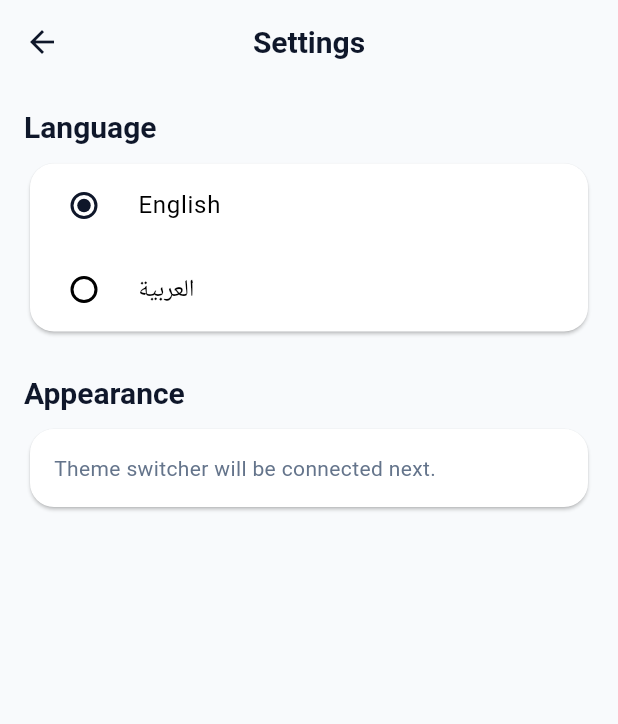
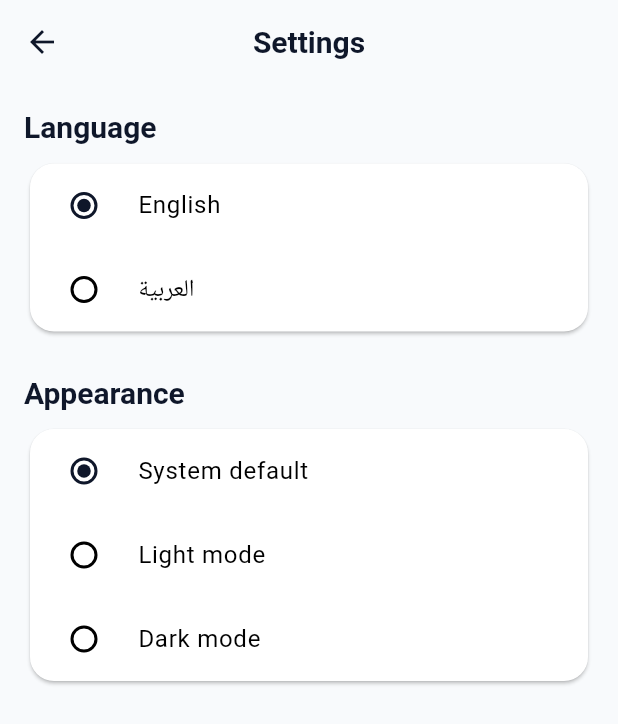
Before and after one commit to OdehMohamed/techno-staff, a Flutter app: the SettingsScreen screen opened by its route, on a phone screen of 412 x 824 dp. Shown: the top 724 px of the screen. Run offline on Flutter 3.47's test engine with Material 3 defaults, Android fonts, the phone set to English and light mode, and no system bars; our stand-ins replace easy_localization, flutter_bloc.

Commit message:
feat(settings): add theme switching with ThemeCubit

```diff
--- a/assets/translations/ar.json
+++ b/assets/translations/ar.json
@@ -10,5 +10,8 @@
   "starting_dashboard_message": "هذه هي الشاشة الأولية للوحة التحكم.",
   "settings": "الإعدادات",
   "language": "اللغة",
-  "appearance": "المظهر"
+  "appearance": "المظهر",
+  "system_default": "افتراضي النظام",
+  "light_mode": "الوضع الفاتح",
+  "dark_mode": "الوضع الداكن"
 }
--- a/assets/translations/en.json
+++ b/assets/translations/en.json
@@ -10,5 +10,8 @@
   "starting_dashboard_message": "This is the starting dashboard screen.",
   "settings": "Settings",
   "language": "Language",
-  "appearance": "Appearance"
+  "appearance": "Appearance",
+  "system_default": "System default",
+  "light_mode": "Light mode",
+  "dark_mode": "Dark mode"
 }
--- a/lib/app/app.dart
+++ b/lib/app/app.dart
@@ -1,22 +1,41 @@
-import 'package:flutter_localizations/flutter_localizations.dart';
 import 'package:easy_localization/easy_localization.dart';
 import 'package:flutter/material.dart';
+import 'package:flutter_bloc/flutter_bloc.dart';
+import 'package:flutter_localizations/flutter_localizations.dart';
 import '../core/constants/app_strings.dart';
 import '../core/routes/app_router.dart';
 import '../core/routes/route_names.dart';
 import '../core/theme/app_theme.dart';
+import '../core/theme/cubit/theme_cubit.dart';
+import '../core/theme/cubit/theme_state.dart';
 
 class TechnoStaffApp extends StatelessWidget {
   const TechnoStaffApp({super.key});
 
   @override
   Widget build(BuildContext context) {
+    return BlocBuilder<ThemeCubit, AppThemeMode>(
+      builder: (context, themeModeState) {
+        ThemeMode themeMode;
+
+        switch (themeModeState) {
+          case AppThemeMode.light:
+            themeMode = ThemeMode.light;
+            break;
+          case AppThemeMode.dark:
+            themeMode = ThemeMode.dark;
+            break;
+          case AppThemeMode.system:
+            themeMode = ThemeMode.system;
+            break;
+        }
+
         return MaterialApp(
           title: AppStrings.appName,
           debugShowCheckedModeBanner: false,
           theme: AppTheme.lightTheme,
           darkTheme: AppTheme.darkTheme,
-      themeMode: ThemeMode.system,
+          themeMode: themeMode,
           initialRoute: RouteNames.splash,
           onGenerateRoute: AppRouter.onGenerateRoute,
           locale: context.locale,
@@ -28,5 +47,7 @@ class TechnoStaffApp extends StatelessWidget {
             GlobalCupertinoLocalizations.delegate,
           ],
         );
+      },
+    );
   }
 }
--- /dev/null
+++ b/lib/core/theme/cubit/theme_cubit.dart
@@ -0,0 +1,12 @@
+import 'package:flutter_bloc/flutter_bloc.dart';
+import 'theme_state.dart';
+
+class ThemeCubit extends Cubit<AppThemeMode> {
+  ThemeCubit() : super(AppThemeMode.system);
+
+  void setSystemTheme() => emit(AppThemeMode.system);
+
+  void setLightTheme() => emit(AppThemeMode.light);
+
+  void setDarkTheme() => emit(AppThemeMode.dark);
+}
--- /dev/null
+++ b/lib/core/theme/cubit/theme_state.dart
@@ -0,0 +1,5 @@
+enum AppThemeMode {
+  system,
+  light,
+  dark,
+}
--- a/lib/features/settings/presentation/screens/settings_screen.dart
+++ b/lib/features/settings/presentation/screens/settings_screen.dart
@@ -1,6 +1,9 @@
 import 'package:easy_localization/easy_localization.dart';
 import 'package:flutter/material.dart';
+import 'package:flutter_bloc/flutter_bloc.dart';
 import '../../../../core/constants/app_sizes.dart';
+import '../../../../core/theme/cubit/theme_cubit.dart';
+import '../../../../core/theme/cubit/theme_state.dart';
 
 class SettingsScreen extends StatelessWidget {
   const SettingsScreen({super.key});
@@ -8,6 +11,7 @@ class SettingsScreen extends StatelessWidget {
   @override
   Widget build(BuildContext context) {
     final locale = context.locale;
+    final currentLanguageCode = locale.languageCode;
 
     return Scaffold(
       appBar: AppBar(title: Text('settings'.tr())),
@@ -17,27 +21,23 @@ class SettingsScreen extends StatelessWidget {
           Text('language'.tr(), style: Theme.of(context).textTheme.titleLarge),
           const SizedBox(height: AppSizes.sm),
           Card(
-            child: Column(
-              children: [
-                RadioListTile<String>(
-                  value: 'en',
-                  groupValue: locale.languageCode,
-                  title: const Text('English'),
+            child: RadioGroup<String>(
+              groupValue: currentLanguageCode,
               onChanged: (value) async {
                 if (value == null) return;
+
+                if (value == 'en') {
                   await context.setLocale(const Locale('en'));
+                } else if (value == 'ar') {
+                  await context.setLocale(const Locale('ar'));
+                }
               },
+              child: Column(
+                children: const [
+                  RadioListTile<String>(value: 'en', title: Text('English')),
+                  RadioListTile<String>(value: 'ar', title: Text('العربية')),
+                ],
               ),
-                RadioListTile<String>(
-                  value: 'ar',
-                  groupValue: locale.languageCode,
-                  title: const Text('العربية'),
-                  onChanged: (value) async {
-                    if (value == null) return;
-                    await context.setLocale(const Locale('ar'));
-                  },
-                ),
-              ],
             ),
           ),
           const SizedBox(height: AppSizes.lg),
@@ -46,11 +46,45 @@ class SettingsScreen extends StatelessWidget {
             style: Theme.of(context).textTheme.titleLarge,
           ),
           const SizedBox(height: AppSizes.sm),
-          const Card(
-            child: Padding(
-              padding: EdgeInsets.all(AppSizes.md),
-              child: Text('Theme switcher will be connected next.'),
+          BlocBuilder<ThemeCubit, AppThemeMode>(
+            builder: (context, themeMode) {
+              return Card(
+                child: RadioGroup<AppThemeMode>(
+                  groupValue: themeMode,
+                  onChanged: (value) {
+                    if (value == null) return;
+
+                    switch (value) {
+                      case AppThemeMode.system:
+                        context.read<ThemeCubit>().setSystemTheme();
+                        break;
+                      case AppThemeMode.light:
+                        context.read<ThemeCubit>().setLightTheme();
+                        break;
+                      case AppThemeMode.dark:
+                        context.read<ThemeCubit>().setDarkTheme();
+                        break;
+                    }
+                  },
+                  child: Column(
+                    children: [
+                      RadioListTile<AppThemeMode>(
+                        value: AppThemeMode.system,
+                        title: Text('system_default'.tr()),
                       ),
+                      RadioListTile<AppThemeMode>(
+                        value: AppThemeMode.light,
+                        title: Text('light_mode'.tr()),
+                      ),
+                      RadioListTile<AppThemeMode>(
+                        value: AppThemeMode.dark,
+                        title: Text('dark_mode'.tr()),
+                      ),
+                    ],
+                  ),
+                ),
+              );
+            },
           ),
         ],
       ),
--- a/lib/main.dart
+++ b/lib/main.dart
@@ -1,6 +1,8 @@
 import 'package:easy_localization/easy_localization.dart';
 import 'package:flutter/material.dart';
+import 'package:flutter_bloc/flutter_bloc.dart';
 import 'app/app.dart';
+import 'core/theme/cubit/theme_cubit.dart';
 
 Future<void> main() async {
   WidgetsFlutterBinding.ensureInitialized();
@@ -12,7 +14,10 @@ Future<void> main() async {
       path: 'assets/translations',
       fallbackLocale: const Locale('en'),
       startLocale: const Locale('en'),
-      child: const TechnoStaffApp(),
+      child: BlocProvider(
+        create: (_) => ThemeCubit(),
+        child: const TechnoStaffApp(),
+      ),
     ),
   );
 }
--- a/pubspec.yaml
+++ b/pubspec.yaml
@@ -37,6 +37,7 @@ dependencies:
   # Use with the CupertinoIcons class for iOS style icons.
   cupertino_icons: ^1.0.8
   easy_localization: ^3.0.8
+  flutter_bloc: ^9.1.1
 
 dev_dependencies:
   flutter_test:
```
Also changed, not shown: pubspec.lock. Lines whose indentation alone changed are shown as unchanged.
